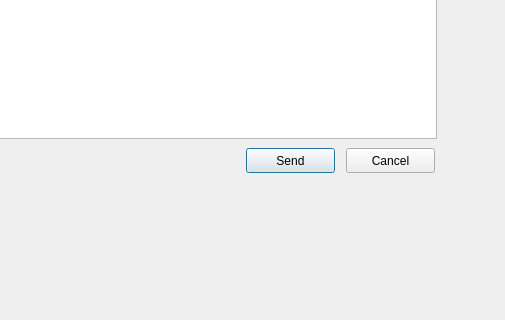
The window that prog.ui (Hiirigma/packGen) describes before a commit, drawn with Qt 5; both pictures show x 1004 to 1509 and y 122 to 442 of the 1509 by 748 pixel window.
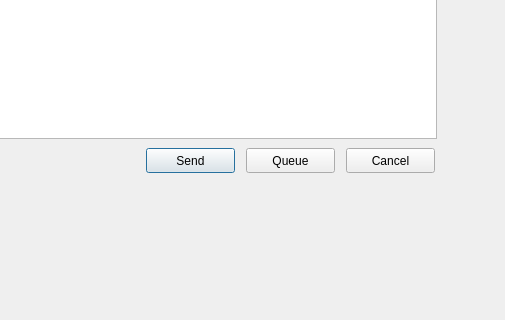
The same window after the commit.

Commit message: Add queue and flags for rand

The edit to the form file:
```diff
--- a/prog.ui
+++ b/prog.ui
@@ -1250,7 +1250,7 @@
   <widget class="QPushButton" name="sendButton">
    <property name="geometry">
     <rect>
-     <x>1250</x>
+     <x>1150</x>
      <y>270</y>
      <width>89</width>
      <height>25</height>
@@ -1293,6 +1293,19 @@
     </rect>
    </property>
   </widget>
+  <widget class="QPushButton" name="queueButton">
+   <property name="geometry">
+    <rect>
+     <x>1250</x>
+     <y>270</y>
+     <width>89</width>
+     <height>25</height>
+    </rect>
+   </property>
+   <property name="text">
+    <string>Queue</string>
+   </property>
+  </widget>
  </widget>
  <resources/>
  <connections/>
```
The commit also changes 2 other files.
